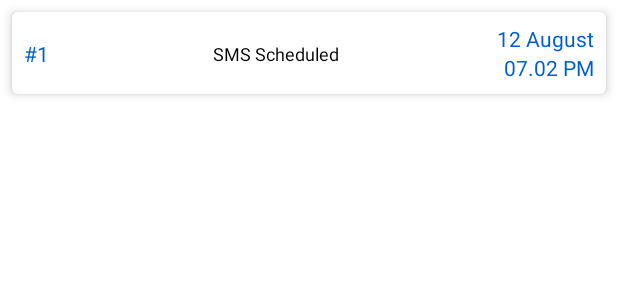
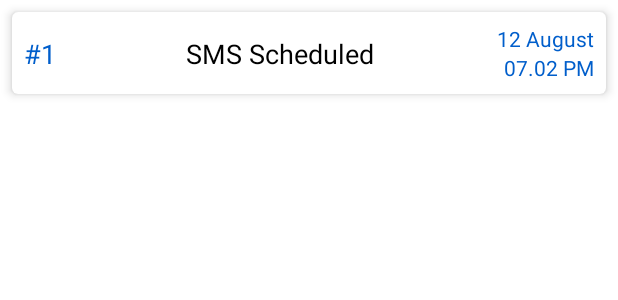
Before and after one commit to tanvir-ahmod/SMS-Scheduler, an Android app: the layout item_log.xml on its own in the app's theme, with its tools: preview values and no code run, on a phone screen of 412 x 824 dp. Shown: the top 300 px of the screen. Run offline under Robolectric (Android 15) with nearby library versions, the light colour scheme and no system bars.

Commit message:
Update Log UI

```diff
--- a/app/src/main/res/layout/fragment_log.xml
+++ b/app/src/main/res/layout/fragment_log.xml
@@ -3,6 +3,7 @@
     xmlns:tools="http://schemas.android.com/tools"
     android:layout_width="match_parent"
     android:layout_height="match_parent"
+    android:background="@color/colorHomeBackground"
     tools:context=".ui.log.LogFragment">
 
     <androidx.recyclerview.widget.RecyclerView
--- a/app/src/main/res/layout/item_log.xml
+++ b/app/src/main/res/layout/item_log.xml
@@ -21,7 +21,7 @@
             android:layout_width="wrap_content"
             android:layout_height="wrap_content"
             android:textColor="@color/colorPrimaryDark"
-            android:textSize="14sp"
+            android:textSize="18sp"
             app:layout_constraintBottom_toBottomOf="parent"
             app:layout_constraintStart_toStartOf="parent"
             app:layout_constraintTop_toTopOf="parent"
@@ -35,7 +35,7 @@
             android:layout_marginEnd="8dp"
             android:gravity="center"
             android:textColor="@color/colorBlack"
-            android:textSize="12sp"
+            android:textSize="18sp"
             app:layout_constraintBottom_toBottomOf="parent"
             app:layout_constraintEnd_toStartOf="@+id/tv_time"
             app:layout_constraintStart_toEndOf="@+id/tv_id"
```
Also changed, not shown: app/src/main/res/layout/fragment_timeline.xml (+7 -4 lines).
